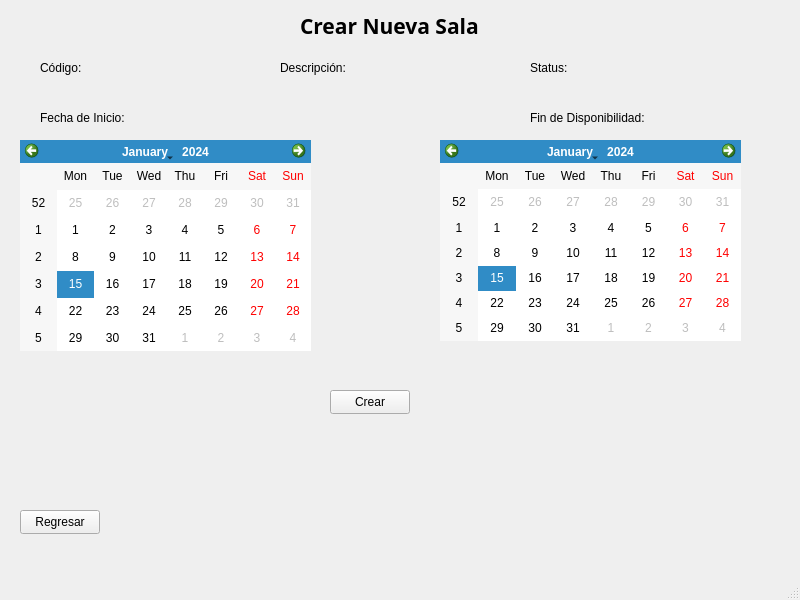
First picture: the form in App_Medica/mainwindow.ui, repository alejandra057/App_Medica_Progra3, before the edit.
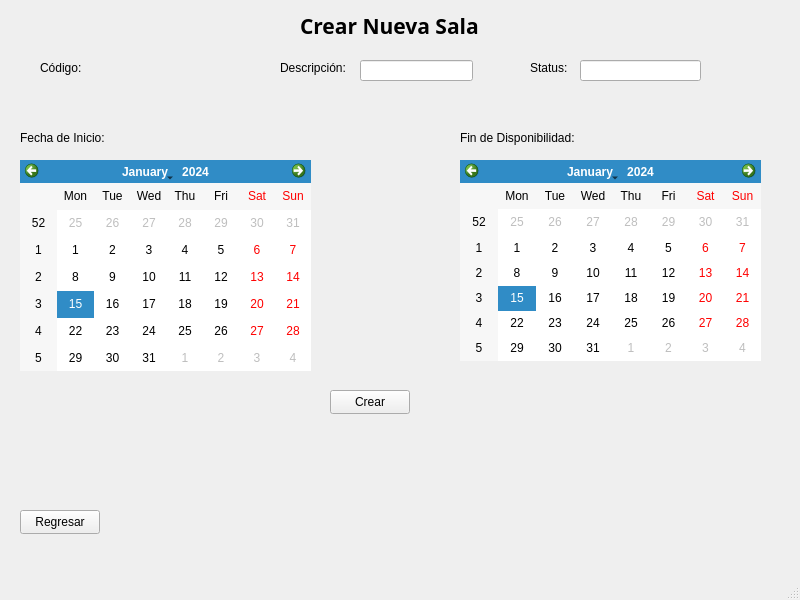
Second picture: the form after the edit. The open tabs and pages were chosen to show the change.

The edit to the form file:
```diff
--- a/App_Medica/mainwindow.ui
+++ b/App_Medica/mainwindow.ui
@@ -785,8 +785,8 @@
      <widget class="QLabel" name="label_23">
       <property name="geometry">
        <rect>
-        <x>60</x>
-        <y>110</y>
+        <x>40</x>
+        <y>130</y>
         <width>91</width>
         <height>16</height>
        </rect>
@@ -798,8 +798,8 @@
      <widget class="QLabel" name="label_24">
       <property name="geometry">
        <rect>
-        <x>550</x>
-        <y>110</y>
+        <x>480</x>
+        <y>130</y>
         <width>121</width>
         <height>16</height>
        </rect>
@@ -812,7 +812,7 @@
       <property name="geometry">
        <rect>
         <x>40</x>
-        <y>140</y>
+        <y>160</y>
         <width>291</width>
         <height>211</height>
        </rect>
@@ -821,8 +821,8 @@
      <widget class="QCalendarWidget" name="calendarWidget_2">
       <property name="geometry">
        <rect>
-        <x>460</x>
-        <y>140</y>
+        <x>480</x>
+        <y>160</y>
         <width>301</width>
         <height>201</height>
        </rect>
@@ -854,6 +854,26 @@
        <string>Regresar</string>
       </property>
      </widget>
+     <widget class="QLineEdit" name="DescripcionSala">
+      <property name="geometry">
+       <rect>
+        <x>380</x>
+        <y>60</y>
+        <width>113</width>
+        <height>21</height>
+       </rect>
+      </property>
+     </widget>
+     <widget class="QLineEdit" name="lineEdit_2">
+      <property name="geometry">
+       <rect>
+        <x>600</x>
+        <y>60</y>
+        <width>121</width>
+        <height>21</height>
+       </rect>
+      </property>
+     </widget>
     </widget>
     <widget class="QWidget" name="page_9">
      <widget class="QLabel" name="label_25">
```
Left out of the diff: 34 changed lines with no effect on the pictures.
